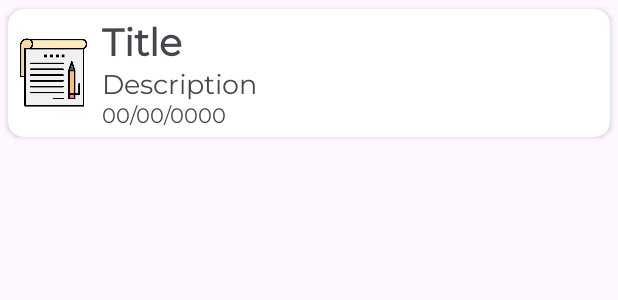
After one commit to jamirou/Personal_Schedule, an Android app: the layout item_note.xml on its own in the app's theme, with its tools: preview values and no code run, on a phone screen of 412 x 824 dp. The commit adds this screen. Shown: the top 300 px of the screen. Run offline under Robolectric (Android 15) with nearby library versions, the phone set to English and light mode, and no system bars.

Commit message:
Listar notas del usuario en su activity: hecho, Implementacion de un icono de manera personalizacion para las notas listadas: hecho. Las proximas actualizaciones sera poder continuar con el crud para poder eliminar una nota del usuario

```diff
--- a/app/build.gradle.kts
+++ b/app/build.gradle.kts
@@ -53,6 +53,8 @@ dependencies {
 //    DattaBase firebase
     implementation("com.google.firebase:firebase-database:20.2.2")
 
+    implementation ("com.firebaseui:firebase-ui-database:8.0.0")
+
 
     // TODO: Add the dependencies for Firebase products you want to use
     // When using the BoM, don't specify versions in Firebase dependencies
--- /dev/null
+++ b/app/src/main/res/layout/item_note.xml
@@ -0,0 +1,115 @@
+<?xml version="1.0" encoding="utf-8"?>
+<androidx.cardview.widget.CardView xmlns:android="http://schemas.android.com/apk/res/android"
+    xmlns:app="http://schemas.android.com/apk/res-auto"
+    android:layout_width="match_parent"
+    android:layout_height="wrap_content"
+    android:clickable="true"
+    android:focusable="true"
+    android:foreground="?android:attr/selectableItemBackground"
+    android:padding="0.2dp"
+    app:cardCornerRadius="10dp"
+    app:cardUseCompatPadding="true">
+
+    <androidx.appcompat.widget.LinearLayoutCompat
+        android:layout_width="match_parent"
+        android:layout_height="wrap_content"
+        android:orientation="horizontal"
+        android:padding="5dp">
+
+        <!--        ICONO-->
+        <androidx.appcompat.widget.LinearLayoutCompat
+            android:layout_width="wrap_content"
+            android:layout_height="match_parent">
+
+            <androidx.appcompat.widget.AppCompatImageView
+                android:layout_width="50dp"
+                android:layout_height="50dp"
+                android:layout_gravity="center"
+                android:src="@drawable/ic_notas" />
+
+        </androidx.appcompat.widget.LinearLayoutCompat>
+
+        <androidx.appcompat.widget.LinearLayoutCompat
+            android:layout_width="match_parent"
+            android:layout_height="match_parent"
+            android:layout_marginStart="7dp"
+            android:orientation="vertical">
+
+
+            <!--        UID NOTE-->
+            <TextView
+                android:id="@+id/Id_note_Item"
+                android:layout_width="match_parent"
+                android:layout_height="wrap_content"
+                android:fontFamily="@font/nunitosans"
+                android:text="@string/Id_note_Item"
+                android:visibility="gone" />
+
+            <!--            USER UID-->
+            <TextView
+                android:id="@+id/Uid_User_Item"
+                android:layout_width="match_parent"
+                android:layout_height="wrap_content"
+                android:fontFamily="@font/nunitosans"
+                android:text="@string/Uid_User_Item"
+                android:visibility="gone" />
+
+            <!--        MAIL USER-->
+            <TextView
+                android:id="@+id/Mail_User_Item"
+                android:layout_width="match_parent"
+                android:layout_height="wrap_content"
+                android:fontFamily="@font/nunitosans"
+                android:text="@string/Mail_User_Item"
+                android:visibility="gone" />
+
+            <!--        DATE AND HOUR REGISTER-->
+            <TextView
+                android:id="@+id/Date_register_hour_Item"
+                android:layout_width="match_parent"
+                android:layout_height="wrap_content"
+                android:fontFamily="@font/nunitosans"
+                android:text="@string/Date_register_hour_Item"
+                android:visibility="gone" />
+
+            <!--        TITLE -->
+            <TextView
+                android:id="@+id/Title_Item"
+                android:layout_width="match_parent"
+                android:layout_height="wrap_content"
+                android:fontFamily="@font/nunitosans"
+                android:text="@string/Title_Item"
+                android:textSize="25sp"
+                android:textStyle="bold" />
+
+            <!--        DESCRIPTION-->
+            <TextView
+                android:id="@+id/Description_Item"
+                android:layout_width="match_parent"
+                android:layout_height="wrap_content"
+                android:fontFamily="@font/nunitosans"
+                android:text="@string/Description_Item"
+                android:textSize="18sp" />
+
+            <!--        DATE -->
+            <TextView
+                android:id="@+id/Date_Item"
+                android:layout_width="match_parent"
+                android:layout_height="wrap_content"
+                android:fontFamily="@font/nunitosans"
+                android:text="@string/Date_Item" />
+
+            <!--        STATE-->
+            <TextView
+                android:id="@+id/State_Item"
+                android:layout_width="match_parent"
+                android:layout_height="wrap_content"
+                android:fontFamily="@font/nunitosans"
+                android:text="@string/State_Item"
+                android:visibility="gone" />
+
+        </androidx.appcompat.widget.LinearLayoutCompat>
+
+    </androidx.appcompat.widget.LinearLayoutCompat>
+
+</androidx.cardview.widget.CardView>
--- a/app/src/main/res/values/strings.xml
+++ b/app/src/main/res/values/strings.xml
@@ -50,4 +50,14 @@
     <!--    MENU-->
     <string name="Add_NoteDB">Add</string>
 
+    <!--    ITEM NOTE-->
+    <string name="Id_note_Item">Id note</string>
+    <string name="Uid_User_Item">User Uid</string>
+    <string name="Mail_User_Item">User mail</string>
+    <string name="Date_register_hour_Item">Date and hour register</string>
+    <string name="Title_Item"> Title </string>
+    <string name="Description_Item"> Description </string>
+    <string name="Date_Item"> 00/00/0000</string>
+    <string name="State_Item"> Not finished </string>
+
 </resources>
```
Also changed, not shown: app/src/main/java/com/jamirodev/agenda_online/ListNote/List_Notes_Activity.java (+94 -0 lines), app/src/main/java/com/jamirodev/agenda_online/ViewHolder/ViewHolder_Note.java (added, +69 -0 lines), app/src/main/res/layout/activity_list_notes.xml (+9 -2 lines), app/src/main/res/drawable/about.png, app/src/main/res/drawable/ic_notas.png (added), app/src/main/res/drawable/out.png, app/src/main/res/font/nunitosans.ttf.
